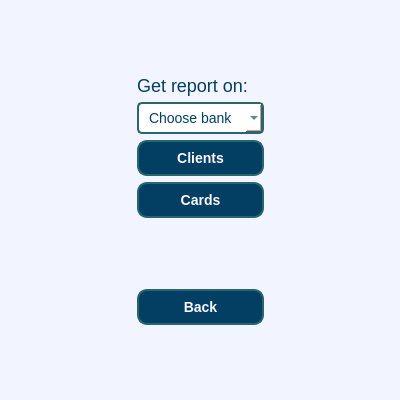
This is course_work/source/menu/reports.ui in R-Kiselev/Lab1 as Qt 5 draws it before an edit. The edited form follows.
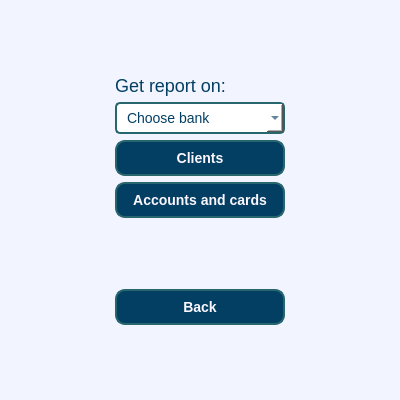
This is the edited form.

The edit to the form file:
```diff
--- a/course_work/source/menu/reports.ui
+++ b/course_work/source/menu/reports.ui
@@ -25,6 +25,12 @@
     font-size: 14px; /* Размер шрифта */
     color: rgb(3, 63, 99); /* Цвет текста */
 }
+
+QComboBox QAbstractItemView {
+    border: 2px solid rgb(40, 102, 110); /* Рамка для выпадающего списка */
+    background-color: rgb(255, 255, 255); /* Белый фон */
+    color: rgb(3, 63, 99); /* Цвет текста */
+}
 QLabel {
     color: rgb(3, 63, 99); /* Темный синий цвет текста */
     font-size: 18px; /* Размер шрифта */
@@ -167,7 +173,7 @@
       </sizepolicy>
      </property>
      <property name="text">
-      <string>Cards</string>
+      <string>Accounts and cards</string>
      </property>
     </widget>
    </item>
```
Left out of the diff: 8 changed lines with no effect on the pictures.
